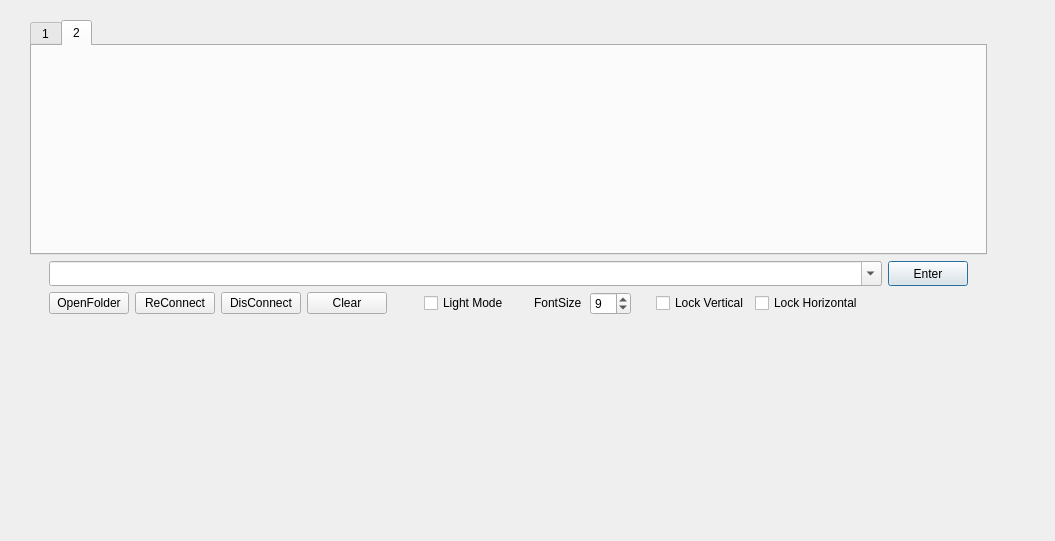
First picture: the form in xexunrtt.ui, repository lunaleevip/RTT2UART, before the edit.
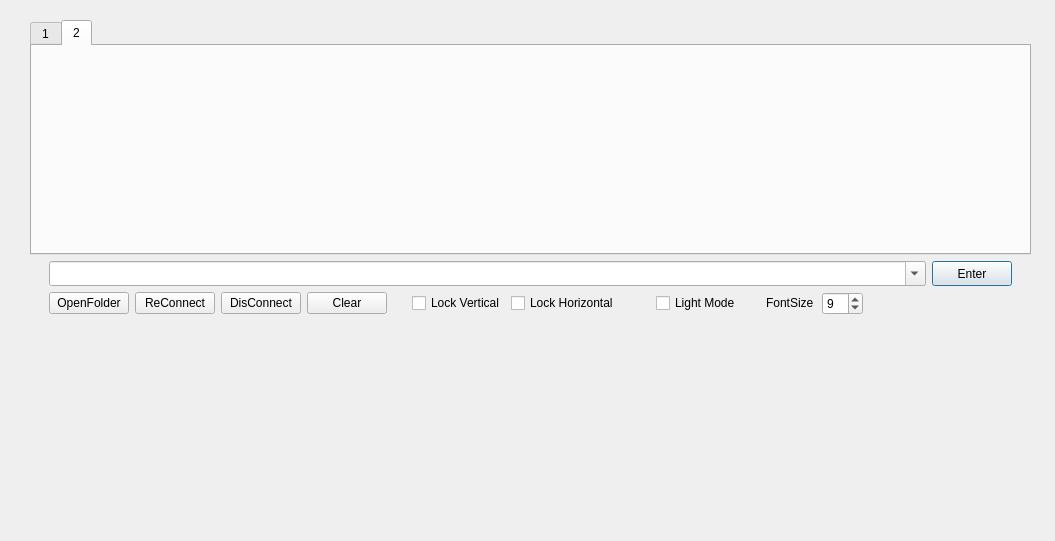
Second picture: the form after the edit.

```diff
--- a/xexunrtt.ui
+++ b/xexunrtt.ui
@@ -18,71 +18,67 @@
     <rect>
      <x>30</x>
      <y>20</y>
-     <width>957</width>
+     <width>1001</width>
      <height>308</height>
     </rect>
    </property>
    <layout class="QGridLayout" name="gridLayout">
-    <item row="3" column="12">
-     <spacer name="verticalSpacer">
+    <item row="2" column="13">
+     <spacer name="horizontalSpacer_8">
       <property name="orientation">
-       <enum>Qt::Vertical</enum>
+       <enum>Qt::Horizontal</enum>
       </property>
       <property name="sizeType">
        <enum>QSizePolicy::Fixed</enum>
       </property>
       <property name="sizeHint" stdset="0">
        <size>
-        <width>20</width>
-        <height>13</height>
+        <width>13</width>
+        <height>20</height>
        </size>
       </property>
      </spacer>
     </item>
-    <item row="0" column="0" colspan="19">
-     <widget class="QTabWidget" name="tem_switch">
-      <property name="minimumSize">
+    <item row="1" column="1" colspan="19">
+     <widget class="QComboBox" name="cmd_buffer">
+      <property name="sizePolicy">
+       <sizepolicy hsizetype="Expanding" vsizetype="Fixed">
+        <horstretch>0</horstretch>
+        <verstretch>0</verstretch>
+       </sizepolicy>
+      </property>
+      <property name="maximumSize">
        <size>
-        <width>100</width>
-        <height>200</height>
+        <width>16777215</width>
+        <height>26</height>
        </size>
       </property>
       <property name="font">
        <font>
-        <family>Arial</family>
+        <family>新宋体</family>
        </font>
       </property>
       <property name="toolTip">
        <string>double click filter to write filter text</string>
       </property>
-      <property name="currentIndex">
-       <number>1</number>
+      <property name="editable">
+       <bool>true</bool>
       </property>
-      <widget class="QWidget" name="tab">
-       <attribute name="title">
-        <string>1</string>
-       </attribute>
-      </widget>
-      <widget class="QWidget" name="tab_2">
-       <attribute name="title">
-        <string>2</string>
-       </attribute>
-      </widget>
      </widget>
     </item>
-    <item row="2" column="14">
-     <widget class="QCheckBox" name="LockV_checkBox">
+    <item row="2" column="3">
+     <widget class="QPushButton" name="dis_connect">
       <property name="font">
        <font>
         <family>Arial</family>
        </font>
       </property>
       <property name="text">
-       <string>Lock Vertical</string>
+       <string>DisConnect</string>
       </property>
      </widget>
     </item>
-    <item row="2" column="12">
+    <item row="2" column="15">
      <widget class="QSpinBox" name="fontsize_box">
       <property name="sizePolicy">
        <sizepolicy hsizetype="Minimum" vsizetype="Fixed">
@@ -106,116 +102,6 @@
       </property>
      </widget>
     </item>
-    <item row="2" column="0">
-     <spacer name="horizontalSpacer_2">
-      <property name="orientation">
-       <enum>Qt::Horizontal</enum>
-      </property>
-      <property name="sizeType">
-       <enum>QSizePolicy::Fixed</enum>
-      </property>
-      <property name="sizeHint" stdset="0">
-       <size>
-        <width>13</width>
-        <height>20</height>
-       </size>
-      </property>
-     </spacer>
-    </item>
-    <item row="2" column="16">
-     <spacer name="horizontalSpacer_4">
-      <property name="orientation">
-       <enum>Qt::Horizontal</enum>
-      </property>
-      <property name="sizeType">
-       <enum>QSizePolicy::Expanding</enum>
-      </property>
-      <property name="sizeHint" stdset="0">
-       <size>
-        <width>13</width>
-        <height>20</height>
-       </size>
-      </property>
-     </spacer>
-    </item>
-    <item row="2" column="18">
-     <spacer name="horizontalSpacer_3">
-      <property name="orientation">
-       <enum>Qt::Horizontal</enum>
-      </property>
-      <property name="sizeType">
-       <enum>QSizePolicy::Fixed</enum>
-      </property>
-      <property name="sizeHint" stdset="0">
-       <size>
-        <width>13</width>
-        <height>20</height>
-       </size>
-      </property>
-     </spacer>
-    </item>
-    <item row="2" column="2">
-     <widget class="QPushButton" name="re_connect">
-      <property name="font">
-       <font>
-        <family>Arial</family>
-       </font>
-      </property>
-      <property name="toolTip">
-       <string>F2</string>
-      </property>
-      <property name="text">
-       <string>ReConnect</string>
-      </property>
-     </widget>
-    </item>
-    <item row="2" column="3">
-     <widget class="QPushButton" name="dis_connect">
-      <property name="font">
-       <font>
-        <family>Arial</family>
-       </font>
-      </property>
-      <property name="toolTip">
-       <string>F3</string>
-      </property>
-      <property name="text">
-       <string>DisConnect</string>
-      </property>
-     </widget>
-    </item>
-    <item row="2" column="6" colspan="2">
-     <spacer name="horizontalSpacer_10">
-      <property name="orientation">
-       <enum>Qt::Horizontal</enum>
-      </property>
-      <property name="sizeType">
-       <enum>QSizePolicy::Fixed</enum>
-      </property>
-      <property name="sizeHint" stdset="0">
-       <size>
-        <width>13</width>
-        <height>20</height>
-       </size>
-      </property>
-     </spacer>
-    </item>
-    <item row="2" column="10">
-     <spacer name="horizontalSpacer_8">
-      <property name="orientation">
-       <enum>Qt::Horizontal</enum>
-      </property>
-      <property name="sizeType">
-       <enum>QSizePolicy::Fixed</enum>
-      </property>
-      <property name="sizeHint" stdset="0">
-       <size>
-        <width>13</width>
-        <height>20</height>
-       </size>
-      </property>
-     </spacer>
-    </item>
     <item row="2" column="4">
      <widget class="QPushButton" name="clear">
       <property name="font">
@@ -231,22 +117,6 @@
       </property>
      </widget>
     </item>
-    <item row="2" column="17">
-     <spacer name="horizontalSpacer_5">
-      <property name="orientation">
-       <enum>Qt::Horizontal</enum>
-      </property>
-      <property name="sizeType">
-       <enum>QSizePolicy::Fixed</enum>
-      </property>
-      <property name="sizeHint" stdset="0">
-       <size>
-        <width>13</width>
-        <height>20</height>
-       </size>
-      </property>
-     </spacer>
-    </item>
     <item row="2" column="1">
      <widget class="QPushButton" name="openfolder">
       <property name="font">
@@ -262,19 +132,87 @@
       </property>
      </widget>
     </item>
-    <item row="2" column="9">
-     <widget class="QCheckBox" name="light_checkbox">
-      <property name="font">
-       <font>
-        <family>Arial</family>
-       </font>
+    <item row="2" column="9" colspan="2">
+     <spacer name="horizontalSpacer_10">
+      <property name="orientation">
+       <enum>Qt::Horizontal</enum>
       </property>
-      <property name="text">
-       <string>Light Mode</string>
+      <property name="sizeType">
+       <enum>QSizePolicy::Fixed</enum>
       </property>
-     </widget>
+      <property name="sizeHint" stdset="0">
+       <size>
+        <width>13</width>
+        <height>20</height>
+       </size>
+      </property>
+     </spacer>
     </item>
-    <item row="1" column="17">
+    <item row="1" column="21">
+     <spacer name="horizontalSpacer">
+      <property name="orientation">
+       <enum>Qt::Horizontal</enum>
+      </property>
+      <property name="sizeType">
+       <enum>QSizePolicy::Fixed</enum>
+      </property>
+      <property name="sizeHint" stdset="0">
+       <size>
+        <width>13</width>
+        <height>20</height>
+       </size>
+      </property>
+     </spacer>
+    </item>
+    <item row="2" column="19">
+     <spacer name="horizontalSpacer_4">
+      <property name="orientation">
+       <enum>Qt::Horizontal</enum>
+      </property>
+      <property name="sizeType">
+       <enum>QSizePolicy::Expanding</enum>
+      </property>
+      <property name="sizeHint" stdset="0">
+       <size>
+        <width>13</width>
+        <height>20</height>
+       </size>
+      </property>
+     </spacer>
+    </item>
+    <item row="3" column="15">
+     <spacer name="verticalSpacer">
+      <property name="orientation">
+       <enum>Qt::Vertical</enum>
+      </property>
+      <property name="sizeType">
+       <enum>QSizePolicy::Fixed</enum>
+      </property>
+      <property name="sizeHint" stdset="0">
+       <size>
+        <width>20</width>
+        <height>13</height>
+       </size>
+      </property>
+     </spacer>
+    </item>
+    <item row="1" column="0">
+     <spacer name="horizontalSpacer_6">
+      <property name="orientation">
+       <enum>Qt::Horizontal</enum>
+      </property>
+      <property name="sizeType">
+       <enum>QSizePolicy::Fixed</enum>
+      </property>
+      <property name="sizeHint" stdset="0">
+       <size>
+        <width>13</width>
+        <height>20</height>
+       </size>
+      </property>
+     </spacer>
+    </item>
+    <item row="1" column="20">
      <widget class="QPushButton" name="pushButton">
       <property name="enabled">
        <bool>true</bool>
@@ -301,8 +239,8 @@
       </property>
      </widget>
     </item>
-    <item row="1" column="18">
-     <spacer name="horizontalSpacer">
+    <item row="2" column="0">
+     <spacer name="horizontalSpacer_2">
       <property name="orientation">
        <enum>Qt::Horizontal</enum>
       </property>
@@ -317,7 +255,53 @@
       </property>
      </spacer>
     </item>
-    <item row="2" column="11">
+    <item row="2" column="12">
+     <widget class="QCheckBox" name="light_checkbox">
+      <property name="font">
+       <font>
+        <family>Arial</family>
+       </font>
+      </property>
+      <property name="toolTip">
+       <string>F7</string>
+      </property>
+      <property name="text">
+       <string>Light Mode</string>
+      </property>
+     </widget>
+    </item>
+    <item row="0" column="0" colspan="22">
+     <widget class="QTabWidget" name="tem_switch">
+      <property name="minimumSize">
+       <size>
+        <width>100</width>
+        <height>200</height>
+       </size>
+      </property>
+      <property name="font">
+       <font>
+        <family>Arial</family>
+       </font>
+      </property>
+      <property name="toolTip">
+       <string>double click filter to write filter text</string>
+      </property>
+      <property name="currentIndex">
+       <number>1</number>
+      </property>
+      <widget class="QWidget" name="tab">
+       <attribute name="title">
+        <string>1</string>
+       </attribute>
+      </widget>
+      <widget class="QWidget" name="tab_2">
+       <attribute name="title">
+        <string>2</string>
+       </attribute>
+      </widget>
+     </widget>
+    </item>
+    <item row="2" column="14">
      <widget class="QLabel" name="label">
       <property name="sizePolicy">
        <sizepolicy hsizetype="Minimum" vsizetype="Fixed">
@@ -341,8 +325,8 @@
       </property>
      </widget>
     </item>
-    <item row="2" column="13">
-     <spacer name="horizontalSpacer_9">
+    <item row="2" column="21">
+     <spacer name="horizontalSpacer_3">
       <property name="orientation">
        <enum>Qt::Horizontal</enum>
       </property>
@@ -357,7 +341,22 @@
       </property>
      </spacer>
     </item>
-    <item row="2" column="15">
+    <item row="2" column="2">
+     <widget class="QPushButton" name="re_connect">
+      <property name="font">
+       <font>
+        <family>Arial</family>
+       </font>
+      </property>
+      <property name="toolTip">
+       <string>F2</string>
+      </property>
+      <property name="text">
+       <string>ReConnect</string>
+      </property>
+     </widget>
+    </item>
+    <item row="2" column="7">
      <widget class="QCheckBox" name="LockH_checkBox">
       <property name="font">
        <font>
@@ -369,35 +368,23 @@
       </property>
      </widget>
     </item>
-    <item row="1" column="1" colspan="16">
-     <widget class="QComboBox" name="cmd_buffer">
-      <property name="sizePolicy">
-       <sizepolicy hsizetype="Expanding" vsizetype="Fixed">
-        <horstretch>0</horstretch>
-        <verstretch>0</verstretch>
-       </sizepolicy>
-      </property>
-      <property name="maximumSize">
-       <size>
-        <width>16777215</width>
-        <height>26</height>
-       </size>
-      </property>
+    <item row="2" column="6">
+     <widget class="QCheckBox" name="LockV_checkBox">
       <property name="font">
        <font>
-        <family>新宋体</family>
+        <family>Arial</family>
        </font>
       </property>
       <property name="toolTip">
        <string>can read from cmd.txt</string>
       </property>
-      <property name="editable">
-       <bool>true</bool>
+      <property name="text">
+       <string>Lock Vertical</string>
       </property>
      </widget>
     </item>
-    <item row="1" column="0">
-     <spacer name="horizontalSpacer_6">
+    <item row="2" column="5">
+     <spacer name="horizontalSpacer_9">
       <property name="orientation">
        <enum>Qt::Horizontal</enum>
       </property>
@@ -412,6 +399,29 @@
       </property>
      </spacer>
     </item>
+    <item row="2" column="16">
+     <spacer name="horizontalSpacer_5">
+      <property name="orientation">
+       <enum>Qt::Horizontal</enum>
+      </property>
+      <property name="sizeType">
+       <enum>QSizePolicy::Fixed</enum>
+      </property>
+      <property name="sizeHint" stdset="0">
+       <size>
+        <width>13</width>
+        <height>20</height>
+       </size>
+      </property>
+     </spacer>
+    </item>
+    <item row="2" column="17">
+     <widget class="QLabel" name="sent">
+      <property name="text">
+       <string/>
+      </property>
+     </widget>
+    </item>
    </layout>
   </widget>
  </widget>
```
Left out of the diff: 12 changed lines with no effect on the pictures.
